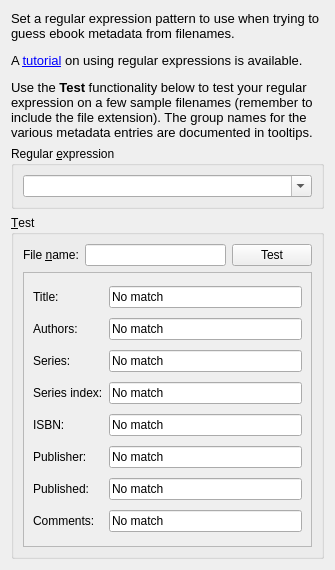
Qt form src/calibre/gui2/filename_pattern.ui (kovidgoyal/calibre) before a commit.
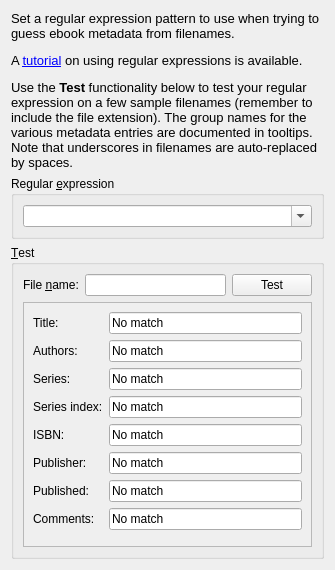
The same form after that commit.

Commit message: Add note about underscores being replaced by spaces when reading metadata from filenames

Patch:
```diff
--- a/src/calibre/gui2/filename_pattern.ui
+++ b/src/calibre/gui2/filename_pattern.ui
@@ -20,7 +20,7 @@
       <string>&lt;div style=&quot;font-size:10pt;&quot;&gt;
 &lt;p&gt;Set a regular expression pattern to use when trying to guess ebook metadata from filenames. &lt;/p&gt;
 &lt;p&gt;A &lt;a href=&quot;%s&quot;&gt;tutorial&lt;/a&gt; on using regular expressions is available.&lt;/p&gt;
-&lt;p&gt;Use the &lt;b&gt;Test&lt;/b&gt; functionality below to test your regular expression on a few sample filenames (remember to include the file extension). The group names for the various metadata entries are documented in tooltips.&lt;/p&gt;&lt;/div&gt;</string>
+&lt;p&gt;Use the &lt;b&gt;Test&lt;/b&gt; functionality below to test your regular expression on a few sample filenames (remember to include the file extension). The group names for the various metadata entries are documented in tooltips. Note that underscores in filenames are auto-replaced by spaces.&lt;/p&gt;&lt;/div&gt;</string>
      </property>
      <property name="textFormat">
       <enum>Qt::RichText</enum>
```
